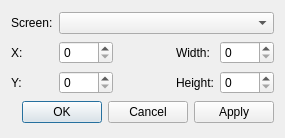
Subtivals/subtivals, file configdialog.ui: the form before one commit.
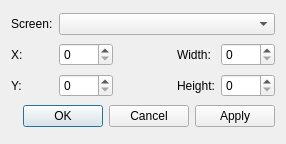
The form after the commit.

Commit message: Fix loading of default screen size and increase step value (refs #50)

What changed in the file:
```diff
--- a/configdialog.ui
+++ b/configdialog.ui
@@ -6,8 +6,8 @@
    <rect>
     <x>0</x>
     <y>0</y>
-    <width>285</width>
-    <height>138</height>
+    <width>286</width>
+    <height>144</height>
    </rect>
   </property>
   <property name="windowTitle">
```
Left out of the diff: 92 changed lines with no effect on the pictures. The commit also changes 1 other file.
